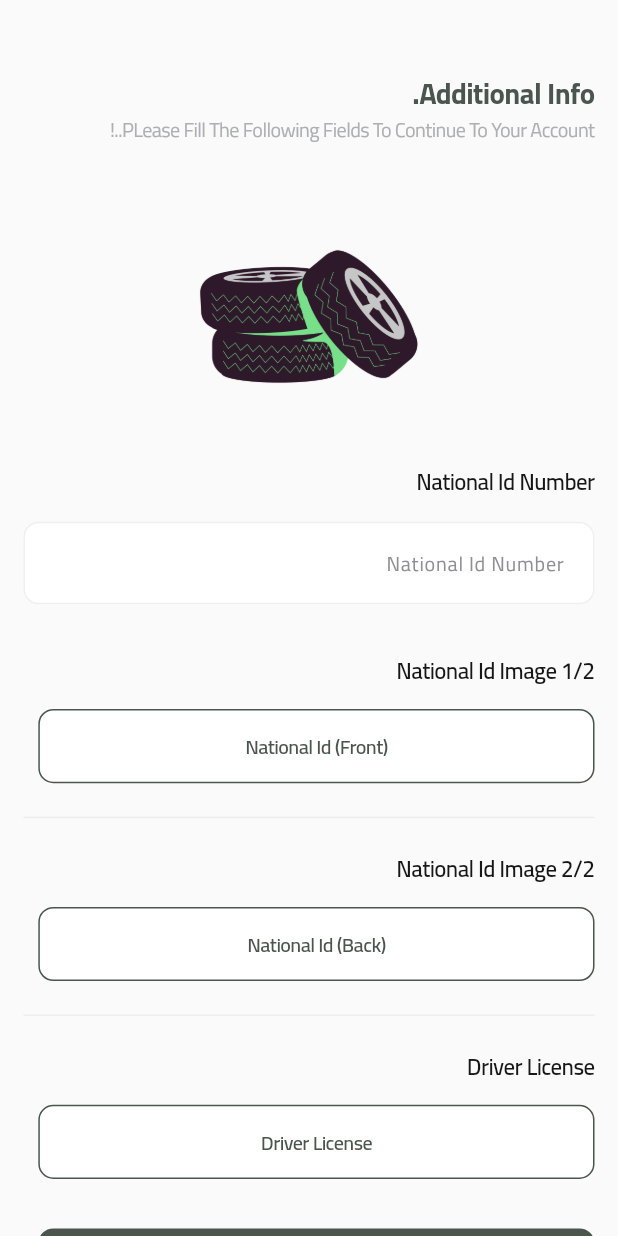
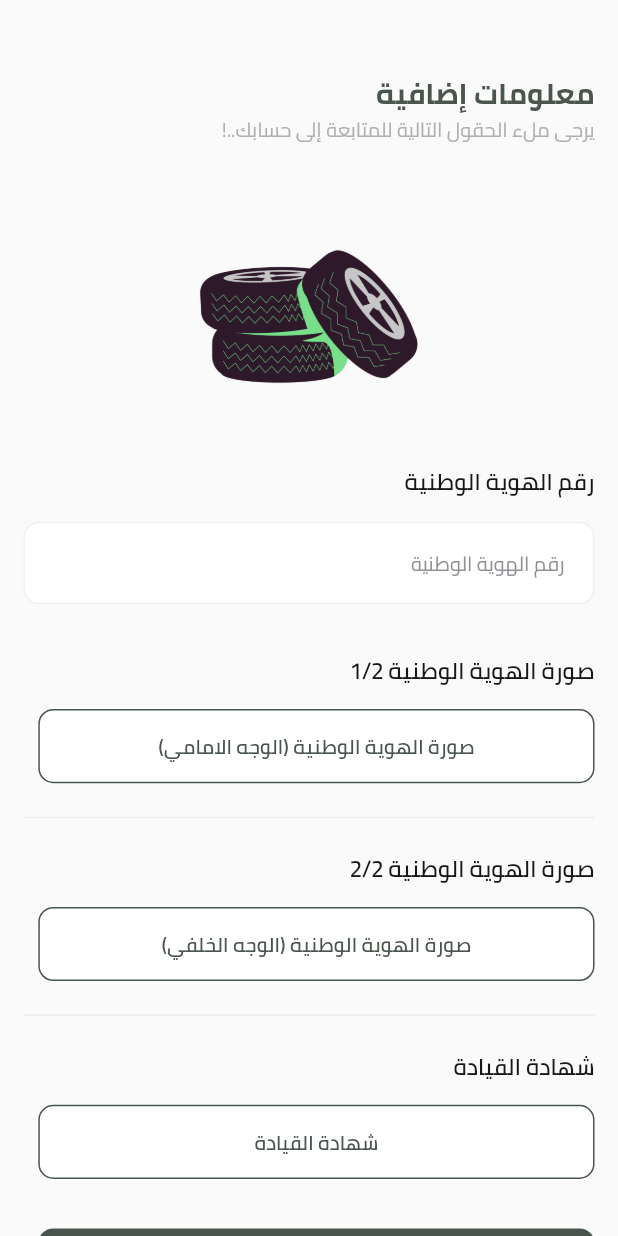
Before and after one commit to meory101/car-rental-app, a Flutter app: the AdditionalInfoScreen screen opened directly with empty values, on a phone screen of 412 x 824 dp. Run offline on Flutter 3.47's test engine with Material 3 defaults, Android fonts, the phone set to English and light mode, and no system bars; our stand-ins replace cached_network_image, carousel_slider, dots_indicator, dropdown_button2, easy_localization, flash and 7 more; missing offline and left inert: dynamic_height_grid_view; accounts and stored records are empty.

Commit message:
fixing bugs

```diff
--- a/lib/core/api/api_links.dart
+++ b/lib/core/api/api_links.dart
@@ -14,7 +14,7 @@ class ApiPostUrl {
   static  String login = '${_baseUrl}account/login/';
   static  String register = '${_baseUrl}account/register/';
   static  String reserve = '${_baseUrl}car/reserve/';
-  static  String cancel = '${_baseUrl}reserve/cancel';
+  static  String cancel = '${_baseUrl}car/reserve/cancel';
 
 }
 
--- a/lib/core/widget/bottom_sheet/wheel_date_picker.dart
+++ b/lib/core/widget/bottom_sheet/wheel_date_picker.dart
@@ -67,7 +67,7 @@ void showWheelDatePicker(
                   color: AppColorManager.mainColor,
                   alignment: Alignment.center,
                   child: AppTextWidget(
-                    text: "save",
+                    text: "حفظ",
                     fontSize: FontSizeManager.fs16,
                     color: AppColorManager.white,
                   ),
@@ -85,7 +85,7 @@ void showWheelDatePicker(
                   color: AppColorManager.white,
                   alignment: Alignment.center,
                   child: AppTextWidget(
-                    text: "cancel",
+                    text: "الغاء",
                     fontSize: FontSizeManager.fs16,
                   ),
                 ),
--- a/lib/feature/auth/screen/additional_info_screen.dart
+++ b/lib/feature/auth/screen/additional_info_screen.dart
@@ -52,7 +52,7 @@ class _AdditionalInfoScreenState extends State<AdditionalInfoScreen> {
       ScaffoldMessenger.of(context).showSnackBar(
         SnackBar(
           content: AppTextWidget(
-            text: "Please Enter The Required Attachments",
+            text: "الرجاء إدخال المرفقات المطلوبة",
             color: AppColorManager.white,
             fontSize: FontSizeManager.fs14,
             fontWeight: FontWeight.w700,
@@ -121,15 +121,14 @@ class _AdditionalInfoScreenState extends State<AdditionalInfoScreen> {
                   height: AppHeightManager.h4,
                 ),
                 AppTextWidget(
-                  text: "Additional Info.",
+                  text: "معلومات إضافية",
                   color: AppColorManager.black,
                   fontSize: FontSizeManager.fs18,
                   fontWeight: FontWeight.w800,
                   overflow: TextOverflow.visible,
                 ),
                 AppTextWidget(
-                  text:
-                      "PLease Fill The Following Fields To Continue To Your Account..!",
+                  text: "يرجى ملء الحقول التالية للمتابعة إلى حسابك..!",
                   color: AppColorManager.textGrey,
                   fontSize: FontSizeManager.fs15,
                   fontWeight: FontWeight.w500,
@@ -153,15 +152,15 @@ class _AdditionalInfoScreenState extends State<AdditionalInfoScreen> {
                 TitleAppFormFiled(
                   textInputType: TextInputType.number,
                   controller: idNumber,
-                  hint: "National Id Number",
-                  title: "National Id Number",
+                  hint: "رقم الهوية الوطنية",
+                  title: "رقم الهوية الوطنية",
                   onChanged: (value) {
 
                     return null;
                   },
                   validator: (value) {
                     if (value?.isEmpty ?? true) {
-                      return "Empty Field";
+                      return "حقل فارغ";
                     }
                     return null;
                   },
@@ -170,7 +169,7 @@ class _AdditionalInfoScreenState extends State<AdditionalInfoScreen> {
                   height: AppHeightManager.h4,
                 ),
                 AppTextWidget(
-                  text: "National Id Image 1/2",
+                  text: "صورة الهوية الوطنية 1/2",
                   color: AppColorManager.textAppColor,
                   fontSize: FontSizeManager.fs16,
                   fontWeight: FontWeight.w600,
@@ -194,7 +193,8 @@ class _AdditionalInfoScreenState extends State<AdditionalInfoScreen> {
                   borderRadius: BorderRadius.circular(AppRadiusManager.r10),
                   color: AppColorManager.lightGreyOpacity6,
                   child: AppTextWidget(
-                    text: "National Id (Front)",
+                                  text: "صورة الهوية الوطنية (الوجه الامامي)",
+
                     color: frontNationalId == null
                         ? AppColorManager.black
                         : AppColorManager.textGrey,
@@ -213,7 +213,7 @@ class _AdditionalInfoScreenState extends State<AdditionalInfoScreen> {
                   height: AppHeightManager.h1point8,
                 ),
                 AppTextWidget(
-                  text: "National Id Image 2/2",
+                  text: "صورة الهوية الوطنية 2/2",
                   color: AppColorManager.textAppColor,
                   fontSize: FontSizeManager.fs16,
                   fontWeight: FontWeight.w600,
@@ -238,7 +238,7 @@ class _AdditionalInfoScreenState extends State<AdditionalInfoScreen> {
                   borderRadius: BorderRadius.circular(AppRadiusManager.r10),
                   color: AppColorManager.lightGreyOpacity6,
                   child: AppTextWidget(
-                    text: "National Id (Back)",
+                    text: "صورة الهوية الوطنية (الوجه الخلفي)",
                     color: backNationalId == null
                         ? AppColorManager.black
                         : AppColorManager.textGrey,
@@ -257,7 +257,7 @@ class _AdditionalInfoScreenState extends State<AdditionalInfoScreen> {
                   height: AppHeightManager.h1point8,
                 ),
                 AppTextWidget(
-                  text: "Driver License",
+                  text: "شهادة القيادة",
                   color: AppColorManager.textAppColor,
                   fontSize: FontSizeManager.fs16,
                   fontWeight: FontWeight.w600,
@@ -280,7 +280,7 @@ class _AdditionalInfoScreenState extends State<AdditionalInfoScreen> {
                   borderRadius: BorderRadius.circular(AppRadiusManager.r10),
                   color:  AppColorManager.lightGreyOpacity6,
                   child: AppTextWidget(
-                    text: "Driver License",
+                    text: "شهادة القيادة",
                     color: driveLicense == null
                         ? AppColorManager.black
                         : AppColorManager.textGrey,
@@ -300,7 +300,7 @@ class _AdditionalInfoScreenState extends State<AdditionalInfoScreen> {
                   borderRadius: BorderRadius.circular(AppRadiusManager.r10),
                   color: AppColorManager.black,
                   child: AppTextWidget(
-                    text: "Done",
+                    text: "المتابعة",
                     color: AppColorManager.white,
                     fontSize: FontSizeManager.fs15,
                     fontWeight: FontWeight.w600,
--- a/lib/feature/home/screen/home_screen.dart
+++ b/lib/feature/home/screen/home_screen.dart
@@ -44,7 +44,7 @@ class _HomeScreenState extends State<HomeScreen> {
       setState(() {
         status = 1;
       });
-      cars = carsResponseEntityListFromJson(response.body);
+      cars = carsResponseEntityListFromJson(utf8.decode(response.bodyBytes));
 
     } else {
       setState(() {
@@ -92,7 +92,7 @@ class _HomeScreenState extends State<HomeScreen> {
                     mainAxisAlignment: MainAxisAlignment.spaceBetween,
                     children: [
                       AppTextWidget(
-                        text: "Renting Cars",
+                        text: "سيارات الاجار",
                         fontSize: FontSizeManager.fs17,
                         color: AppColorManager.black,
 
--- a/lib/feature/home/widget/cars_grid_view.dart
+++ b/lib/feature/home/widget/cars_grid_view.dart
@@ -39,7 +39,7 @@ class _CarsGridViewState extends State<CarsGridView> {
                   ),
                 ),
                 AppTextWidget(
-                  text: "no cars..!",
+                  text: "لا يوجد سيارات",
                   fontSize: FontSizeManager.fs18,
                   fontWeight: FontWeight.w600,
                   color: AppColorManager.black,
--- a/lib/feature/more/more_screen.dart
+++ b/lib/feature/more/more_screen.dart
@@ -57,7 +57,7 @@ class _MoreScreenState extends State<MoreScreen> {
         height: AppHeightManager.h6,
         color: AppColorManager.black,
         child: AppTextWidget(
-          text: "Logout",
+          text: "تسجبل الخروج",
           color: AppColorManager.black,
           fontSize: FontSizeManager.fs15,
           fontWeight: FontWeight.w600,
@@ -126,7 +126,7 @@ class _MoreScreenState extends State<MoreScreen> {
                   height: AppHeightManager.h1point8,
                 ),
                 AppTextWidget(
-                  text: "Your Phone Number : ${entity?.phone ?? ""}",
+                  text: "رقم الهاتف الخاص بك : ${entity?.phone ?? ""}",
                   fontSize: FontSizeManager.fs16,
                   color: AppColorManager.black,
                   fontWeight: FontWeight.w600,
@@ -141,7 +141,7 @@ class _MoreScreenState extends State<MoreScreen> {
                   height: AppHeightManager.h1point8,
                 ),
                 AppTextWidget(
-                  text: "Your Id Number : ${entity?.idNumber ?? ""}",
+                  text: "الرقم الوطني الخاص بك : ${entity?.idNumber ?? ""}",
                   fontSize: FontSizeManager.fs16,
                   color: AppColorManager.black,
                   fontWeight: FontWeight.w600,
```
Also changed, not shown: lib/feature/home/screen/car_details_screen.dart (+15 -11 lines), lib/feature/home/widget/product_more_details_expansion_card.dart (+5 -5 lines), lib/feature/reservations/screen/reservations_screen.dart (+31 -32 lines), lib/feature/search/screen/search_screen.dart (+10 -7 lines).
